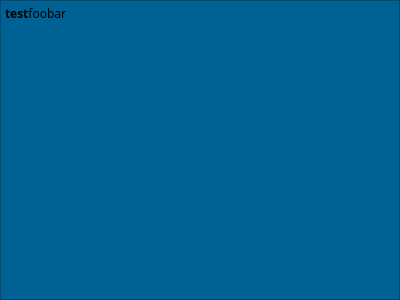
Before: the Qt Designer form src/ui/consoleview.ui in solaristhesun/superterm, drawn with Qt 5.
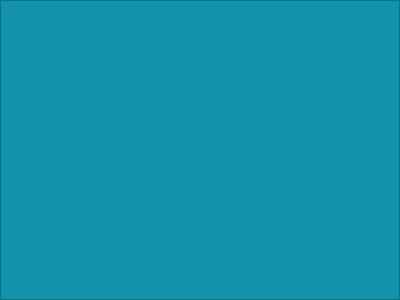
After: the same form once the commit is applied.

```diff
--- a/src/ui/consoleview.ui
+++ b/src/ui/consoleview.ui
@@ -10,21 +10,14 @@
     <height>300</height>
    </rect>
   </property>
-  <property name="font">
-   <font>
-    <family>New</family>
-    <weight>50</weight>
-    <italic>false</italic>
-    <bold>false</bold>
-   </font>
-  </property>
   <property name="windowTitle">
    <string>Form</string>
   </property>
   <property name="styleSheet">
-   <string notr="true">background-color: rgb(0, 97, 149);
+   <string notr="true">background-color: rgb(18, 146, 171);
 color: black;
-font: Courier New;</string>
+font: 10pt &quot;Courier&quot;;
+</string>
   </property>
   <property name="readOnly">
    <bool>false</bool>
@@ -33,8 +26,8 @@
    <string>&lt;!DOCTYPE HTML PUBLIC &quot;-//W3C//DTD HTML 4.0//EN&quot; &quot;http://www.w3.org/TR/REC-html40/strict.dtd&quot;&gt;
 &lt;html&gt;&lt;head&gt;&lt;meta name=&quot;qrichtext&quot; content=&quot;1&quot; /&gt;&lt;style type=&quot;text/css&quot;&gt;
 p, li { white-space: pre-wrap; }
-&lt;/style&gt;&lt;/head&gt;&lt;body style=&quot; font-family:'New'; font-size:9pt; font-weight:400; font-style:normal;&quot;&gt;
-&lt;p style=&quot; margin-top:0px; margin-bottom:0px; margin-left:0px; margin-right:0px; -qt-block-indent:0; text-indent:0px;&quot;&gt;&lt;span style=&quot; font-weight:600;&quot;&gt;test&lt;/span&gt;foobar&lt;/p&gt;&lt;/body&gt;&lt;/html&gt;</string>
+&lt;/style&gt;&lt;/head&gt;&lt;body style=&quot; font-family:'Courier'; font-size:10pt; font-weight:400; font-style:normal;&quot;&gt;
+&lt;p style=&quot;-qt-paragraph-type:empty; margin-top:0px; margin-bottom:0px; margin-left:0px; margin-right:0px; -qt-block-indent:0; text-indent:0px;&quot;&gt;&lt;br /&gt;&lt;/p&gt;&lt;/body&gt;&lt;/html&gt;</string>
   </property>
   <property name="acceptRichText">
    <bool>false</bool>
```
